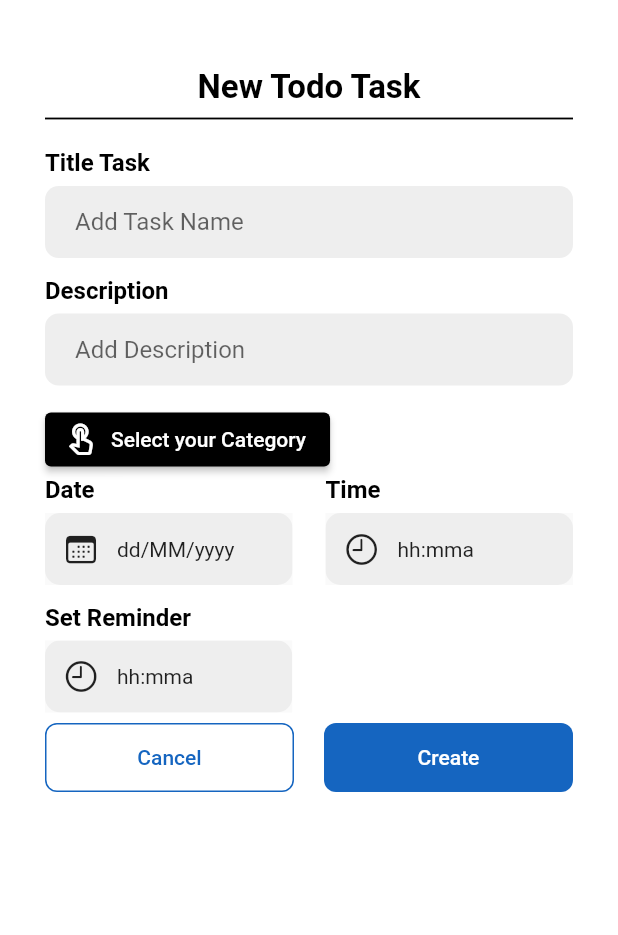
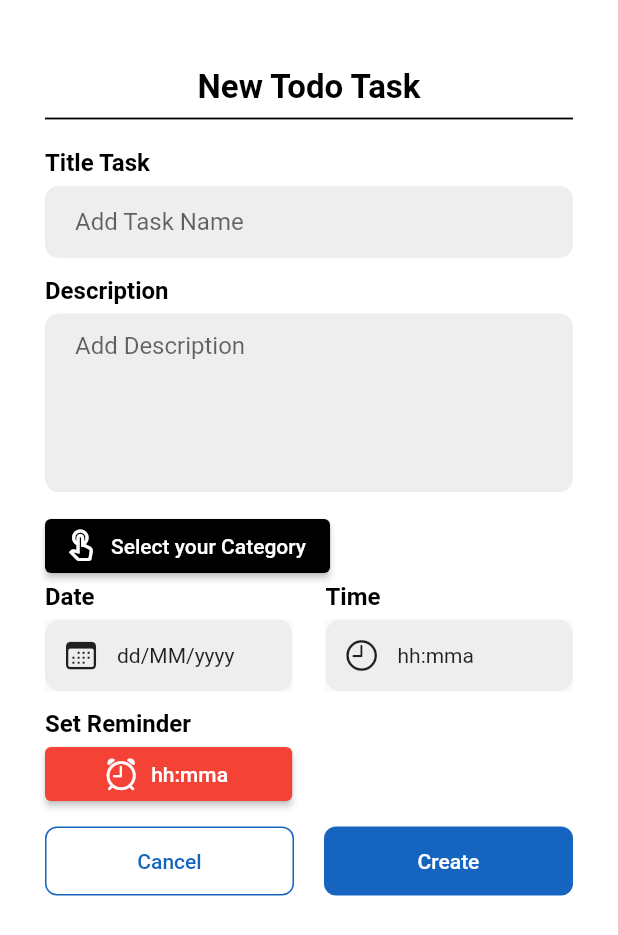
Before and after one commit to riishal/Reminder-App, a Flutter app: the AddNewTask screen opened directly with empty values, on a phone screen of 412 x 824 dp. Shown: the top 935 px of the screen. Run offline on Flutter 3.47's test engine with Material 2 defaults, Android fonts, the light colour scheme and no system bars; our stand-ins replace cloud_firestore, firebase_core, flutter_local_notifications, flutter_native_timezone_updated_gradle, fluttertoast, permission_handler and 2 more; missing offline and left inert: a package; accounts and stored records are empty.

Commit message:
last commit

```diff
--- a/lib/common/show_task_model.dart
+++ b/lib/common/show_task_model.dart
@@ -92,7 +92,7 @@ class AddNewTask extends StatelessWidget {
                         hintText: buttonIndex == index
                             ? data!["description"]
                             : "Add Description",
-                        maxLine: 1,
+                        maxLine: 5,
                         textController: getdata.descriptionController),
                     const SizedBox(
                       height: 12,
@@ -171,14 +171,19 @@ class AddNewTask extends StatelessWidget {
                     const SizedBox(
                       height: 12,
                     ),
+                    const Text("Set Reminder", style: AppStyle.headingOne),
                     SizedBox(
                       width: size.width / 2.5,
-                      child: DateTimeWidget(
-                          onTap: () => getdata.setReminder(context),
-                          iconSelection: CupertinoIcons.clock,
-                          titleText: "Set Reminder",
-                          valueText: getdata.reminderValue.toString()),
+                      child: ElevatedButton.icon(
+                          style: ElevatedButton.styleFrom(
+                              backgroundColor: Colors.red),
+                          onPressed: () {
+                            getdata.setReminder(context);
+                          },
+                          icon: Icon(CupertinoIcons.alarm),
+                          label: Text(getdata.reminderValue.toString())),
                     ),
+
                     // ElevatedButton.icon(
                     //     icon: Icon(Icons.alarm),
                     //     style: ElevatedButton.styleFrom(
@@ -190,36 +195,7 @@ class AddNewTask extends StatelessWidget {
                     //         ? Text("Update Reminder")
                     //         : Text("Set Reminder")),
                     const SizedBox(
-                      height: 6,
-                    ),
-                    Visibility(
-                      visible: getdata.reminderVisibility,
-                      child: Column(
-                        children: [
-                          OtherTaskField(
-                            text: "10 minutes before",
-                            value: getdata.isTenMinutesChecked,
-                            onChanged: (value) {
-                              getdata.onCheckedTenMinutes(value);
-                              print(value);
-                            },
-                          ),
-                          const SizedBox(
-                            height: 12,
-                          ),
-                          OtherTaskField(
-                            text: "One day before",
-                            value: getdata.isOneDayBeforeChecked,
-                            onChanged: (value) {
-                              getdata.onCheckedOneDayBefore(value);
-                              print(value);
-                            },
-                          ),
-                          const SizedBox(
-                            height: 22,
-                          ),
-                        ],
-                      ),
+                      height: 10,
                     ),
 
                     //button Section
--- a/lib/main.dart
+++ b/lib/main.dart
@@ -7,6 +7,7 @@ import 'package:todo_app/service/notification_helper.dart';
 import 'package:todo_app/view/home_screen.dart';
 
 import 'package:todo_app/view/home_task.dart';
+import 'package:todo_app/view/splash_screen.dart';
 
 void main() async {
   WidgetsFlutterBinding.ensureInitialized();
@@ -31,9 +32,9 @@ class MyApp extends StatelessWidget {
           create: (context) => TaskHomeProvider(),
         )
       ],
-      child: MaterialApp(
+      child: const MaterialApp(
         debugShowCheckedModeBanner: false,
-        home: HomeScreen(),
+        home: SplashScreen(),
       ),
     );
   }
--- a/lib/service/todo_service.dart
+++ b/lib/service/todo_service.dart
@@ -1,7 +1,7 @@
 import 'dart:async';
 
 import 'package:cloud_firestore/cloud_firestore.dart';
-import 'package:intl/intl.dart';
+
 import 'package:todo_app/model/todo_model.dart';
 
 class TodoService {
--- a/lib/widgets/date_time_widget.dart
+++ b/lib/widgets/date_time_widget.dart
@@ -42,7 +42,9 @@ class DateTimeWidget extends StatelessWidget {
                     borderRadius: BorderRadius.circular(8),
                     color: Colors.transparent),
                 child: Row(children: [
-                  Icon(iconSelection),
+                  Icon(
+                    iconSelection,
+                  ),
                   const SizedBox(
                     width: 12,
                   ),
--- a/pubspec.yaml
+++ b/pubspec.yaml
@@ -70,9 +70,9 @@ flutter:
   uses-material-design: true
 
   # To add assets to your application, add an assets section, like this:
-  # assets:
-  #   - images/a_dot_burr.jpeg
-  #   - images/a_dot_ham.jpeg
+  assets:
+    - assets/image/
+
 
   # An image asset can refer to one or more resolution-specific "variants", see
   # https://flutter.dev/assets-and-images/#resolution-aware
```
Also changed, not shown: lib/provider/add_task_provider.dart (+83 -30 lines), lib/view/calendar_task.dart (+16 -16 lines), lib/view/home_screen.dart (+10 -6 lines), lib/view/home_task.dart (+30 -26 lines), lib/view/splash_screen.dart (added, +53 -0 lines), lib/widgets/card_todo_widget.dart (+11 -12 lines), assets/image/Todo.png (added).
